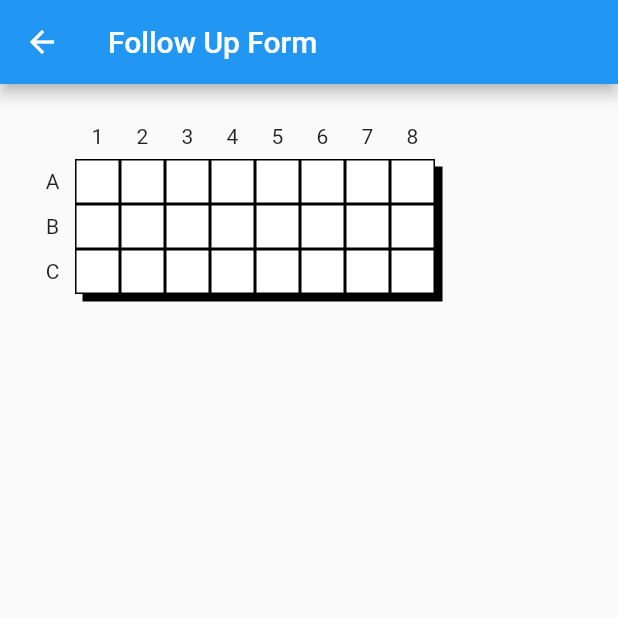
After one commit to GoForthTechnology/FollowMcFollowUp, a Flutter app: the screen it shows after launch, after a tap on "FUP Form", on a phone screen of 412 x 824 dp, the top half of it. The commit adds this screen. Run offline on Flutter 3.47's test engine with Material 2 defaults, Android fonts, the phone set to English and light mode, and no system bars.

Commit message:
Initial widgets for FUP form grid

```diff
--- a/fmfu/lib/main.dart
+++ b/fmfu/lib/main.dart
@@ -1,5 +1,6 @@
 import 'package:flutter/material.dart';
 import 'package:fmfu/view/chart_screen.dart';
+import 'package:fmfu/view/fupf_screen.dart';
 import 'package:fmfu/view/home_screen.dart';
 import 'package:fmfu/view_model/chart_list_view_model.dart';
 import 'package:provider/provider.dart';
@@ -27,6 +28,7 @@ class MyApp extends StatelessWidget {
       routes: {
         HomeScreen.routeName: (context) => HomeScreen(),
         ChartPage.routeName: (context) => ChartPage(),
+        FupFormScreen.routeName: (context) => FupFormScreen(),
       },
       ));
   }
--- /dev/null
+++ b/fmfu/lib/view/fupf_screen.dart
@@ -0,0 +1,93 @@
+import 'package:flutter/material.dart';
+
+class FupFormScreen extends StatefulWidget {
+  static const String routeName = "fupf";
+
+  @override
+  State<StatefulWidget> createState() => _FupFormScreenState();
+}
+
+class _FupFormScreenState extends State<FupFormScreen> {
+  @override
+  Widget build(BuildContext context) {
+    return Scaffold(
+      appBar: AppBar(
+        title: const Text("Follow Up Form"),
+      ),
+      body: Center(child: Padding(padding: const EdgeInsets.all(20), child: BoxGridWidget(
+        rowLabels: ["A", "B", "C"],
+      ))),
+    );
+  }
+}
+
+class BoxGridWidget extends StatelessWidget {
+  final List<String> rowLabels;
+  final int nColumns;
+
+  BoxGridWidget({required this.rowLabels, this.nColumns = 8});
+
+  @override
+  Widget build(BuildContext context) {
+    List<Widget> rows = [];
+    List<Widget> cells = [];
+    for (int i=0; i<nColumns; i++) {
+      cells.add(LegendCell(text: (i+1).toString()));
+    }
+    rows.add(Row(children: cells));
+    for (int i=0; i<rowLabels.length; i++) {
+      List<Widget> cells = [];
+      for (int j=0; j<nColumns; j++) {
+        cells.add(BoxWidget());
+      }
+      rows.add(Row(children: cells));
+    }
+    Widget grid = Expanded(child: Stack(children: [
+      Positioned(
+        left: 5,
+        top: 35,
+        child: Container(
+          width: 30.0 * nColumns,
+          height: 30.0 * rowLabels.length,
+          color: Colors.black,
+        ),
+      ),
+      Column(children: rows),
+    ]));
+
+    List<Widget> labels = [];
+    labels.add(const LegendCell(text: ""));
+    for (int i = 0; i < rowLabels.length; i++) {
+      labels.add(LegendCell(text: rowLabels[i]));
+    }
+    return Row(children: [
+      Column(children: labels),
+      grid,
+    ],);
+  }
+}
+
+class LegendCell extends StatelessWidget {
+  final String text;
+
+  const LegendCell({super.key, required this.text});
+
+  @override
+  Widget build(BuildContext context) {
+    return Container(
+      width: 30, height: 30,
+      child: Center(child: Text(text)),
+    );
+  }
+}
+
+class BoxWidget extends StatelessWidget {
+  @override
+  Widget build(BuildContext context) {
+    return Container(
+      decoration: BoxDecoration(border: Border.all(color: Colors.black), color: Colors.white),
+      width: 30,
+      height: 30,
+    );
+  }
+}
--- a/fmfu/lib/view/home_screen.dart
+++ b/fmfu/lib/view/home_screen.dart
@@ -1,6 +1,8 @@
 
 
 import 'package:flutter/material.dart';
+import 'package:fmfu/view/chart_screen.dart';
+import 'package:fmfu/view/fupf_screen.dart';
 
 class HomeScreen extends StatelessWidget {
   static const String routeName = "home";
@@ -13,12 +15,21 @@ class HomeScreen extends StatelessWidget {
       ),
       body: Center(child: Padding(padding: const EdgeInsets.all(20), child: Column(
         children: [
-          ElevatedButton(onPressed: () {
-            Navigator.of(context).pushNamed("charts");
-          }, child: const Text("Chart Editor")),
+          _button(context, "Chart Editor", ChartPage.routeName),
+          _button(context, "FUP Form", FupFormScreen.routeName),
         ],
       ))),
     );
   }
 
+  Widget _button(BuildContext context, String buttonTilte, String route) {
+    return Container(margin: const EdgeInsets.all(10), child: ElevatedButton(
+        onPressed: () {
+          Navigator.of(context).pushNamed(route);
+        },
+        child: Padding(padding: const EdgeInsets.all(10), child: Text(
+            buttonTilte, style: const TextStyle(fontSize: 18))),
+    ));
+  }
+
 }
```
